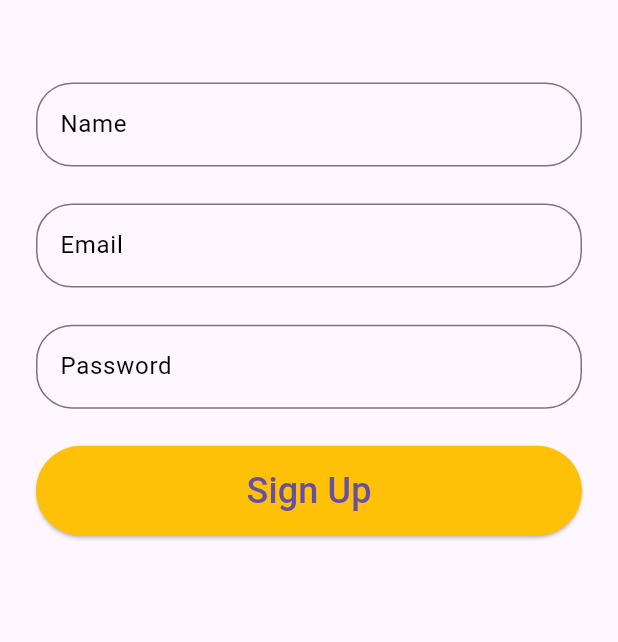
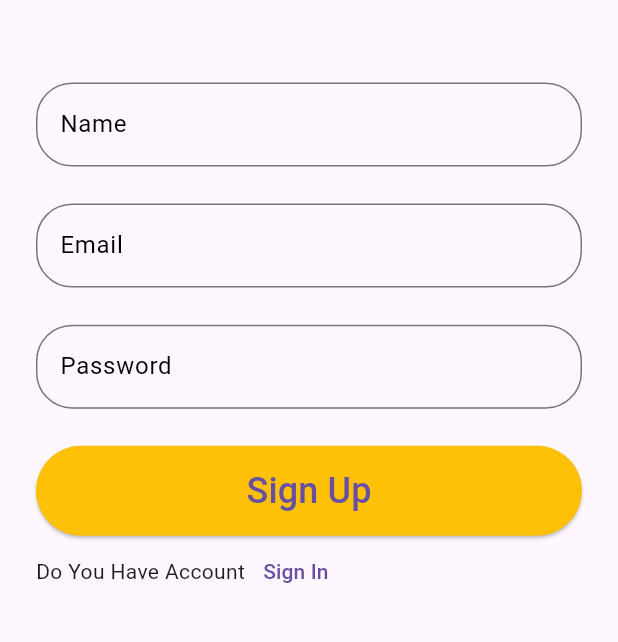
Before and after one commit to AhmedSamir25/moment, a Flutter app: the screen it shows after launch, on a phone screen of 412 x 824 dp, the part 255-897 px from its top. Run offline on Flutter 3.47's test engine with Material 3 defaults, Android fonts, the phone set to English and light mode, and no system bars; our stand-ins replace cloud_firestore, firebase_auth, flutter_bloc; accounts and stored records are empty.

Commit message:
auth text button

```diff
--- a/lib/core/theme/text_style.dart
+++ b/lib/core/theme/text_style.dart
@@ -1,12 +1,16 @@
 import 'package:flutter/material.dart';
 
 abstract class StyleText {
-    static TextStyle textStyle24 = const TextStyle(
-    fontSize: 24,
-    fontWeight: FontWeight.w500,
+  static TextStyle TextStyle14 = const TextStyle(
+    fontSize: 14,
   );
   static TextStyle textStyle18 = const TextStyle(
     fontSize: 18,
     fontWeight: FontWeight.w500,
-  );
+    );
+  static TextStyle textStyle24 = const TextStyle(
+    fontSize: 24,
+    fontWeight: FontWeight.w500,
+    );
+
 }
--- /dev/null
+++ b/lib/features/auth/presentation/view/widgets/auth_text_button.dart
@@ -0,0 +1,13 @@
+import 'package:flutter/material.dart';
+import 'package:moment/core/theme/text_style.dart';
+
+class AuthSignTextButton extends StatelessWidget {
+  const AuthSignTextButton({super.key, required this.onPressed});
+  final Function() onPressed;
+  @override
+  Widget build(BuildContext context) {
+    return TextButton(onPressed:onPressed, child: Text('Sign In',
+    style: StyleText.TextStyle14,
+    ));
+  }
+}
--- a/lib/features/auth/presentation/view/widgets/sign_up_view_body.dart
+++ b/lib/features/auth/presentation/view/widgets/sign_up_view_body.dart
@@ -1,4 +1,7 @@
+import 'package:flutter/material.dart';
 import 'package:flutter/widgets.dart';
+import 'package:moment/core/theme/text_style.dart';
+import 'package:moment/features/auth/presentation/view/widgets/auth_text_button.dart';
 import 'package:moment/features/auth/presentation/view/widgets/custom_elevated_button.dart';
 import 'package:moment/features/auth/presentation/view/widgets/title_body_auth.dart';
 import 'package:moment/features/auth/presentation/view/widgets/user_sign_up_form.dart';
@@ -17,6 +20,12 @@ class SignUpViewBody extends StatelessWidget {
           const UserSignUpForm(),
           CustomElevatedButton(onPressed: () {},
           ),
+          Row(
+            children: [
+              Text('Do You Have Account',style: StyleText.TextStyle14,),
+              AuthSignTextButton(onPressed: () {},)
+            ],
+          )
         ],
       ),
     );
```
